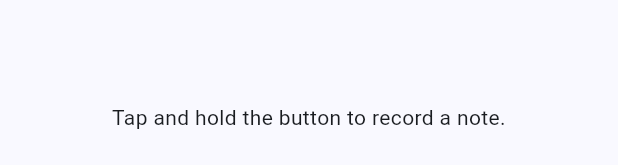
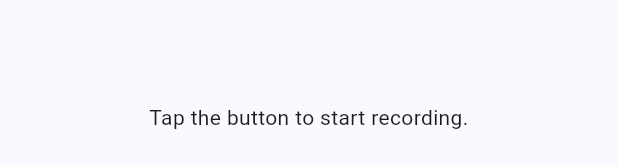
Before and after one commit to kilsekddd/shower-thoughts, a Flutter app: the CapturePage widget shown alone on an empty page, opened directly, after a tap on "Toggle", on a phone screen of 412 x 824 dp. Shown: the part 1068-1233 px from the top of the screen. Run offline on Flutter 3.47's test engine with Material 3 defaults, Android fonts, the phone set to English and light mode, and no system bars; our stand-ins replace audioplayers, drift, flutter_riverpod, flutter_slidable, share_plus and 2 more; missing offline and left inert: dart:ffi, record; accounts and stored records are empty; generated files the repository leaves out were written again.

Commit message:
fix: capture-page copy + button behaviour for both gesture modes
Three small fixes uncovered by simulator testing of M15 + M16:

- Adapt CaptureIdle and CaptureRecording copy to the active gesture mode
  (hold vs toggle) instead of hard-coding the hold-mode phrasing.
- Drop the redundant Stop button. The PTT button itself is the stop
  control in both modes — release in hold, second tap in toggle — and
  M14's 10-minute cap bounds any stuck-recording case.
- Keep the PTT button enabled (and visually active-red) during
  CaptureRecording. Disabling it short-circuited the colour logic to
  grey and blocked toggle mode's second tap from registering. Only
  CaptureTranscribing is a genuine no-gestures window.

Co-Authored-By: Claude Opus 4.7 (1M context) <noreply@anthropic.com>

```diff
--- a/lib/ui/pages/capture_page.dart
+++ b/lib/ui/pages/capture_page.dart
@@ -47,16 +47,17 @@ class CapturePage extends ConsumerWidget {
             child: Center(
               child: PushToTalkButton(
                 mode: mode,
-                enabled: state is CaptureIdle ||
-                    state is CaptureCommitted ||
-                    state is CaptureFailed,
+                // Stay interactive while recording so toggle mode can stop on
+                // a second tap and hold mode keeps its active-red visual.
+                // Only transcribing is a genuine no-gestures window.
+                enabled: state is! CaptureTranscribing,
                 onStart: controller.startRecording,
                 onStop: controller.stopRecording,
               ),
             ),
           ),
           const SizedBox(height: 16),
-          _StatusPanel(state: state, controller: controller),
+          _StatusPanel(state: state, controller: controller, mode: mode),
         ],
       ),
     );
@@ -70,38 +71,35 @@ const String _capReachedMessage =
     'Recording reached the 10-minute cap.';
 
 class _StatusPanel extends StatelessWidget {
-  const _StatusPanel({required this.state, required this.controller});
+  const _StatusPanel({
+    required this.state,
+    required this.controller,
+    required this.mode,
+  });
 
   final CaptureState state;
   final CaptureController controller;
+  final RecordGesture mode;
 
   @override
   Widget build(BuildContext context) {
     final ThemeData theme = Theme.of(context);
+    final bool isHold = mode == RecordGesture.hold;
     return switch (state) {
       CaptureIdle() => Text(
-          'Tap and hold the button to record a note.',
+          isHold
+              ? 'Tap and hold the button to record a note.'
+              : 'Tap the button to start recording.',
           style: theme.textTheme.bodyMedium,
           textAlign: TextAlign.center,
         ),
-      CaptureRecording() => Column(
-          mainAxisSize: MainAxisSize.min,
-          children: <Widget>[
-            Text(
-              'Recording — release to transcribe.',
-              style: theme.textTheme.bodyMedium
-                  ?.copyWith(color: theme.colorScheme.error),
-              textAlign: TextAlign.center,
-            ),
-            const SizedBox(height: 8),
-            // Tap-up sometimes never fires (e.g. when iOS pops the mic
-            // permission modal mid-press and steals the gesture). The Stop
-            // button is the always-reachable escape hatch back to idle.
-            FilledButton.tonal(
-              onPressed: controller.stopRecording,
-              child: const Text('Stop'),
-            ),
-          ],
+      CaptureRecording() => Text(
+          isHold
+              ? 'Recording — release to transcribe.'
+              : 'Recording — tap the button again to stop.',
+          style: theme.textTheme.bodyMedium
+              ?.copyWith(color: theme.colorScheme.error),
+          textAlign: TextAlign.center,
         ),
       CaptureTranscribing(:final bool autoStoppedByCap) => Column(
           mainAxisSize: MainAxisSize.min,
```
